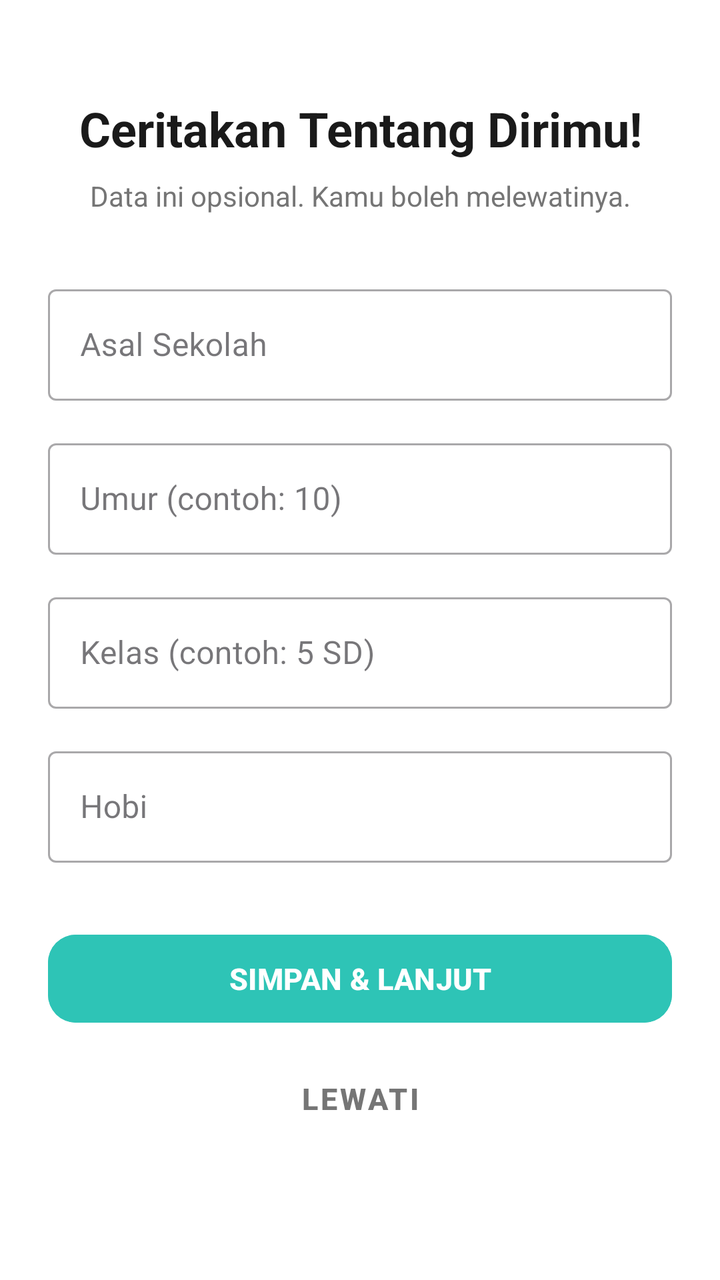
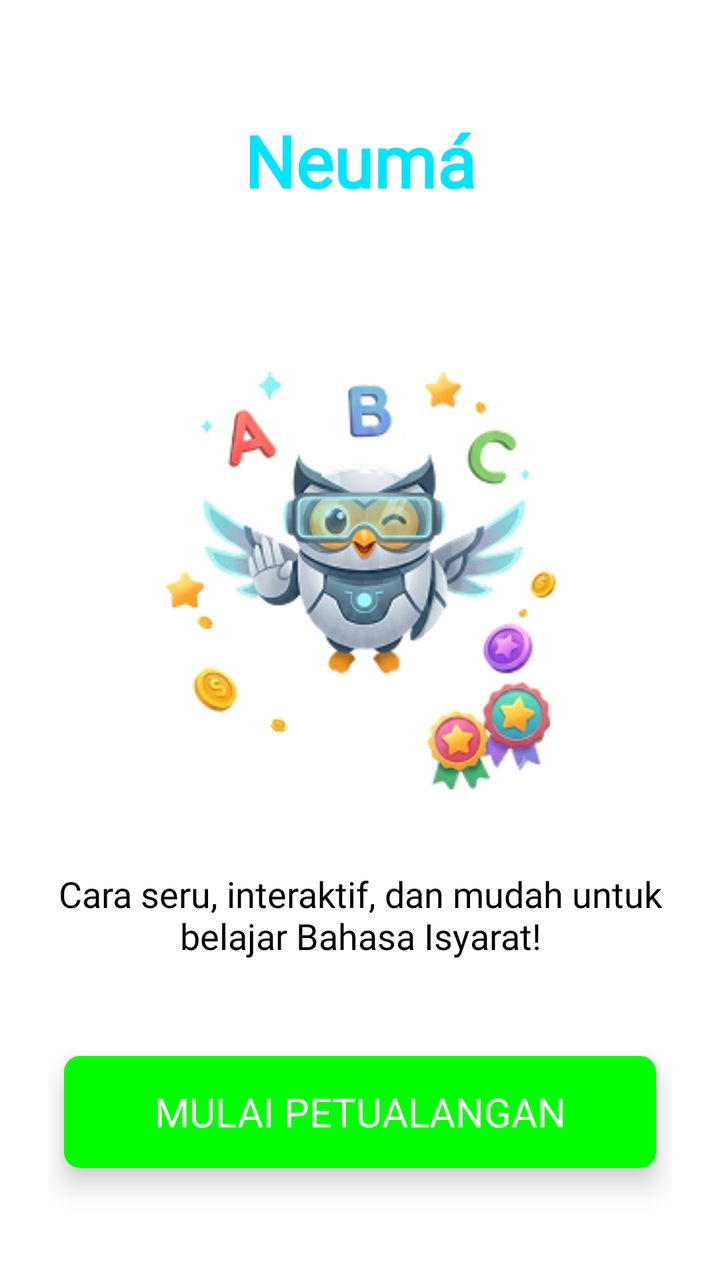

Compare the two renders of this Android layout. The source of the first and the diff that turns it into the second are given below.
<!-- AndroidManifest.xml: activity theme Theme.Neuma -->
<!-- res/layout/activity_onboarding.xml -->
<?xml version="1.0" encoding="utf-8"?>
<ScrollView
    xmlns:android="http://schemas.android.com/apk/res/android"
    xmlns:app="http://schemas.android.com/apk/res-auto"
    android:layout_width="match_parent"
    android:layout_height="match_parent"
    android:background="@color/background_white"
    android:fillViewport="true">

    <androidx.constraintlayout.widget.ConstraintLayout
        android:id="@+id/onboarding_root"
        android:layout_width="match_parent"
        android:layout_height="wrap_content"
        android:paddingBottom="32dp">

        <TextView
            android:id="@+id/tv_title"
            android:layout_width="0dp"
            android:layout_height="wrap_content"
            android:text="Ceritakan Tentang Dirimu!"
            android:textColor="@color/text_primary"
            android:textSize="24sp"
            android:textStyle="bold"
            android:gravity="center"
            android:layout_marginTop="48dp"
            android:layout_marginStart="24dp"
            android:layout_marginEnd="24dp"
            app:layout_constraintTop_toTopOf="parent"
            app:layout_constraintStart_toStartOf="parent"
            app:layout_constraintEnd_toEndOf="parent" />

        <TextView
            android:id="@+id/tv_subtitle"
            android:layout_width="0dp"
            android:layout_height="wrap_content"
            android:text="Data ini opsional. Kamu boleh melewatinya."
            android:textColor="@color/text_secondary"
            android:textSize="14sp"
            android:gravity="center"
            android:layout_marginTop="8dp"
            android:layout_marginStart="32dp"
            android:layout_marginEnd="32dp"
            app:layout_constraintTop_toBottomOf="@id/tv_title"
            app:layout_constraintStart_toStartOf="parent"
            app:layout_constraintEnd_toEndOf="parent" />

        
        <com.google.android.material.textfield.TextInputLayout
            android:id="@+id/til_school"
            android:layout_width="match_parent"
            android:layout_height="wrap_content"
            style="@style/Widget.MaterialComponents.TextInputLayout.OutlinedBox"
            android:layout_marginTop="32dp"
            android:layout_marginStart="24dp"
            android:layout_marginEnd="24dp"
            app:layout_constraintTop_toBottomOf="@id/tv_subtitle">

            <com.google.android.material.textfield.TextInputEditText
                android:id="@+id/et_school"
                android:layout_width="match_parent"
                android:layout_height="wrap_content"
                android:hint="Asal Sekolah"
                android:inputType="text" />
        </com.google.android.material.textfield.TextInputLayout>

        
        <com.google.android.material.textfield.TextInputLayout
            android:id="@+id/til_age"
            android:layout_width="match_parent"
            android:layout_height="wrap_content"
            style="@style/Widget.MaterialComponents.TextInputLayout.OutlinedBox"
            android:layout_marginTop="16dp"
            android:layout_marginStart="24dp"
            android:layout_marginEnd="24dp"
            app:layout_constraintTop_toBottomOf="@id/til_school">

            <com.google.android.material.textfield.TextInputEditText
                android:id="@+id/et_age"
                android:layout_width="match_parent"
                android:layout_height="wrap_content"
                android:hint="Umur (contoh: 10)"
                android:inputType="number" />
        </com.google.android.material.textfield.TextInputLayout>

        
        <com.google.android.material.textfield.TextInputLayout
            android:id="@+id/til_grade"
            android:layout_width="match_parent"
            android:layout_height="wrap_content"
            style="@style/Widget.MaterialComponents.TextInputLayout.OutlinedBox"
            android:layout_marginTop="16dp"
            android:layout_marginStart="24dp"
            android:layout_marginEnd="24dp"
            app:layout_constraintTop_toBottomOf="@id/til_age">

            <com.google.android.material.textfield.TextInputEditText
                android:id="@+id/et_grade"
                android:layout_width="match_parent"
                android:layout_height="wrap_content"
                android:hint="Kelas (contoh: 5 SD)"
                android:inputType="text" />
        </com.google.android.material.textfield.TextInputLayout>

        
        <com.google.android.material.textfield.TextInputLayout
            android:id="@+id/til_hobby"
            android:layout_width="match_parent"
            android:layout_height="wrap_content"
            style="@style/Widget.MaterialComponents.TextInputLayout.OutlinedBox"
            android:layout_marginTop="16dp"
            android:layout_marginStart="24dp"
            android:layout_marginEnd="24dp"
            app:layout_constraintTop_toBottomOf="@id/til_grade">

            <com.google.android.material.textfield.TextInputEditText
                android:id="@+id/et_hobby"
                android:layout_width="match_parent"
                android:layout_height="wrap_content"
                android:hint="Hobi"
                android:inputType="text" />
        </com.google.android.material.textfield.TextInputLayout>

        
        <Button
            android:id="@+id/btn_simpan"
            android:layout_width="0dp"
            android:layout_height="52dp"
            android:text="SIMPAN &amp; LANJUT"
            android:textColor="@color/text_white"
            android:textSize="15sp"
            android:textStyle="bold"
            android:backgroundTint="@color/primary"
            android:layout_marginTop="32dp"
            android:layout_marginStart="24dp"
            android:layout_marginEnd="24dp"
            app:cornerRadius="14dp"
            app:layout_constraintTop_toBottomOf="@id/til_hobby"
            app:layout_constraintStart_toStartOf="parent"
            app:layout_constraintEnd_toEndOf="parent" />
            
        
        <Button
            android:id="@+id/btn_lewati"
            style="@style/Widget.MaterialComponents.Button.TextButton"
            android:layout_width="0dp"
            android:layout_height="52dp"
            android:text="LEWATI"
            android:textColor="@color/text_secondary"
            android:textSize="15sp"
            android:textStyle="bold"
            android:layout_marginTop="8dp"
            android:layout_marginStart="24dp"
            android:layout_marginEnd="24dp"
            app:layout_constraintTop_toBottomOf="@id/btn_simpan"
            app:layout_constraintStart_toStartOf="parent"
            app:layout_constraintEnd_toEndOf="parent" />

    </androidx.constraintlayout.widget.ConstraintLayout>
</ScrollView>
<!-- resources referenced by this layout -->
<resources>
  <color name="background_white">#FFFFFFFF</color>
  <color name="primary">#2EC4B6</color>
  <color name="text_primary">#1A1A1A</color>
  <color name="text_secondary">#757575</color>
  <color name="text_white">#FFFFFFFF</color>
  <style name="Theme.Neuma" parent="Base.Theme.Neuma" />
  <style name="Base.Theme.Neuma" parent="Theme.Material3.DayNight.NoActionBar">
          
          
      </style>
</resources>

<!-- the commit's change to res/layout/activity_onboarding.xml (unified diff, before → after) -->
@@ -1,159 +1,72 @@
 <?xml version="1.0" encoding="utf-8"?>
-<ScrollView
+<androidx.constraintlayout.widget.ConstraintLayout
     xmlns:android="http://schemas.android.com/apk/res/android"
     xmlns:app="http://schemas.android.com/apk/res-auto"
+    xmlns:tools="http://schemas.android.com/tools"
     android:layout_width="match_parent"
     android:layout_height="match_parent"
-    android:background="@color/background_white"
-    android:fillViewport="true">
+    android:background="@color/white"
+    android:padding="24dp"
+    tools:context=".OnboardingActivity">
 
-    <androidx.constraintlayout.widget.ConstraintLayout
-        android:id="@+id/onboarding_root"
-        android:layout_width="match_parent"
+    
+    <TextView
+        android:id="@+id/textViewTitle"
+        android:layout_width="wrap_content"
         android:layout_height="wrap_content"
-        android:paddingBottom="32dp">
+        android:layout_marginTop="32dp"
+        android:fontFamily="@font/poppins_bold"
+        android:text="Neumá"
+        android:textColor="#00E5FF"
+        android:textSize="36sp"
+        android:textStyle="bold"
+        app:layout_constraintEnd_toEndOf="parent"
+        app:layout_constraintStart_toStartOf="parent"
+        app:layout_constraintTop_toTopOf="parent" />
 
-        <TextView
-            android:id="@+id/tv_title"
-            android:layout_width="0dp"
-            android:layout_height="wrap_content"
-            android:text="Ceritakan Tentang Dirimu!"
-            android:textColor="@color/text_primary"
-            android:textSize="24sp"
-            android:textStyle="bold"
-            android:gravity="center"
-            android:layout_marginTop="48dp"
-            android:layout_marginStart="24dp"
-            android:layout_marginEnd="24dp"
-            app:layout_constraintTop_toTopOf="parent"
-            app:layout_constraintStart_toStartOf="parent"
-            app:layout_constraintEnd_toEndOf="parent" />
+    <ImageView
+        android:id="@+id/imageViewMaskot"
+        android:layout_width="250dp"
+        android:layout_height="250dp"
+        android:layout_marginTop="24dp"
+        android:layout_marginBottom="24dp"
+        android:contentDescription="Ilustrasi Maskot Belajar"
+        android:src="@drawable/maskot_burung_hantu"
+        app:layout_constraintBottom_toTopOf="@id/textViewDescription"
+        app:layout_constraintEnd_toEndOf="parent"
+        app:layout_constraintStart_toStartOf="parent"
+        app:layout_constraintTop_toBottomOf="@id/textViewTitle" />
 
-        <TextView
-            android:id="@+id/tv_subtitle"
-            android:layout_width="0dp"
-            android:layout_height="wrap_content"
-            android:text="Data ini opsional. Kamu boleh melewatinya."
-            android:textColor="@color/text_secondary"
-            android:textSize="14sp"
-            android:gravity="center"
-            android:layout_marginTop="8dp"
-            android:layout_marginStart="32dp"
-            android:layout_marginEnd="32dp"
-            app:layout_constraintTop_toBottomOf="@id/tv_title"
-            app:layout_constraintStart_toStartOf="parent"
-            app:layout_constraintEnd_toEndOf="parent" />
+    <TextView
+        android:id="@+id/textViewDescription"
+        android:layout_width="0dp"
+        android:layout_height="wrap_content"
+        android:layout_marginBottom="48dp"
+        android:fontFamily="@font/poppins"
+        android:text="Cara seru, interaktif, dan mudah untuk belajar Bahasa Isyarat!"
+        android:textAlignment="center"
+        android:textColor="@color/black"
+        android:textSize="18sp"
+        app:layout_constraintBottom_toTopOf="@id/buttonMulaiPetualangan"
+        app:layout_constraintEnd_toEndOf="parent"
+        app:layout_constraintStart_toStartOf="parent" />
 
-        
-        <com.google.android.material.textfield.TextInputLayout
-            android:id="@+id/til_school"
-            android:layout_width="match_parent"
-            android:layout_height="wrap_content"
-            style="@style/Widget.MaterialComponents.TextInputLayout.OutlinedBox"
-            android:layout_marginTop="32dp"
-            android:layout_marginStart="24dp"
-            android:layout_marginEnd="24dp"
-            app:layout_constraintTop_toBottomOf="@id/tv_subtitle">
+    <androidx.appcompat.widget.AppCompatButton
+        android:id="@+id/buttonMulaiPetualangan"
+        android:layout_width="0dp"
+        android:layout_height="56dp"
+        android:layout_marginStart="8dp"
+        android:layout_marginEnd="8dp"
+        android:layout_marginBottom="32dp"
+        android:background="@drawable/rounded_button_background"
+        android:elevation="8dp"
+        android:fontFamily="@font/poppins"
+        android:stateListAnimator="@null"
+        android:text="MULAI PETUALANGAN"
+        android:textColor="@color/white"
+        android:textSize="20sp"
+        app:layout_constraintBottom_toBottomOf="parent"
+        app:layout_constraintEnd_toEndOf="parent"
+        app:layout_constraintStart_toStartOf="parent" />
 
-            <com.google.android.material.textfield.TextInputEditText
-                android:id="@+id/et_school"
-                android:layout_width="match_parent"
-                android:layout_height="wrap_content"
-                android:hint="Asal Sekolah"
-                android:inputType="text" />
-        </com.google.android.material.textfield.TextInputLayout>
-
-        
-        <com.google.android.material.textfield.TextInputLayout
-            android:id="@+id/til_age"
-            android:layout_width="match_parent"
-            android:layout_height="wrap_content"
-            style="@style/Widget.MaterialComponents.TextInputLayout.OutlinedBox"
-            android:layout_marginTop="16dp"
-            android:layout_marginStart="24dp"
-            android:layout_marginEnd="24dp"
-            app:layout_constraintTop_toBottomOf="@id/til_school">
-
-            <com.google.android.material.textfield.TextInputEditText
-                android:id="@+id/et_age"
-                android:layout_width="match_parent"
-                android:layout_height="wrap_content"
-                android:hint="Umur (contoh: 10)"
-                android:inputType="number" />
-        </com.google.android.material.textfield.TextInputLayout>
-
-        
-        <com.google.android.material.textfield.TextInputLayout
-            android:id="@+id/til_grade"
-            android:layout_width="match_parent"
-            android:layout_height="wrap_content"
-            style="@style/Widget.MaterialComponents.TextInputLayout.OutlinedBox"
-            android:layout_marginTop="16dp"
-            android:layout_marginStart="24dp"
-            android:layout_marginEnd="24dp"
-            app:layout_constraintTop_toBottomOf="@id/til_age">
-
-            <com.google.android.material.textfield.TextInputEditText
-                android:id="@+id/et_grade"
-                android:layout_width="match_parent"
-                android:layout_height="wrap_content"
-                android:hint="Kelas (contoh: 5 SD)"
-                android:inputType="text" />
-        </com.google.android.material.textfield.TextInputLayout>
-
-        
-        <com.google.android.material.textfield.TextInputLayout
-            android:id="@+id/til_hobby"
-            android:layout_width="match_parent"
-            android:layout_height="wrap_content"
-            style="@style/Widget.MaterialComponents.TextInputLayout.OutlinedBox"
-            android:layout_marginTop="16dp"
-            android:layout_marginStart="24dp"
-            android:layout_marginEnd="24dp"
-            app:layout_constraintTop_toBottomOf="@id/til_grade">
-
-            <com.google.android.material.textfield.TextInputEditText
-                android:id="@+id/et_hobby"
-                android:layout_width="match_parent"
-                android:layout_height="wrap_content"
-                android:hint="Hobi"
-                android:inputType="text" />
-        </com.google.android.material.textfield.TextInputLayout>
-
-        
-        <Button
-            android:id="@+id/btn_simpan"
-            android:layout_width="0dp"
-            android:layout_height="52dp"
-            android:text="SIMPAN &amp; LANJUT"
-            android:textColor="@color/text_white"
-            android:textSize="15sp"
-            android:textStyle="bold"
-            android:backgroundTint="@color/primary"
-            android:layout_marginTop="32dp"
-            android:layout_marginStart="24dp"
-            android:layout_marginEnd="24dp"
-            app:cornerRadius="14dp"
-            app:layout_constraintTop_toBottomOf="@id/til_hobby"
-            app:layout_constraintStart_toStartOf="parent"
-            app:layout_constraintEnd_toEndOf="parent" />
-            
-        
-        <Button
-            android:id="@+id/btn_lewati"
-            style="@style/Widget.MaterialComponents.Button.TextButton"
-            android:layout_width="0dp"
-            android:layout_height="52dp"
-            android:text="LEWATI"
-            android:textColor="@color/text_secondary"
-            android:textSize="15sp"
-            android:textStyle="bold"
-            android:layout_marginTop="8dp"
-            android:layout_marginStart="24dp"
-            android:layout_marginEnd="24dp"
-            app:layout_constraintTop_toBottomOf="@id/btn_simpan"
-            app:layout_constraintStart_toStartOf="parent"
-            app:layout_constraintEnd_toEndOf="parent" />
-
-    </androidx.constraintlayout.widget.ConstraintLayout>
-</ScrollView>
+</androidx.constraintlayout.widget.ConstraintLayout>
<!-- resource entries referenced after the edit -->
@@ -1,11 +1,24 @@
 <!-- resources referenced by this layout -->
 <resources>
-  <color name="background_white">#FFFFFFFF</color>
-  <color name="primary">#2EC4B6</color>
-  <color name="text_primary">#1A1A1A</color>
-  <color name="text_secondary">#757575</color>
-  <color name="text_white">#FFFFFFFF</color>
+  <color name="black">#FF000000</color>
+  <color name="white">#FFFFFFFF</color>
+  <!-- drawable maskot_burung_hantu: png bitmap (drawable, 51958 bytes) -->
+  <!-- drawable rounded_button_background (drawable) -->
+  <?xml version="1.0" encoding="utf-8"?>
+  <ripple xmlns:android="http://schemas.android.com/apk/res/android"
+      android:color="#40FFFFFF"> 
+      <item>
+          <shape android:shape="rectangle">
+              <solid android:color="@color/primary_green" />
+              <corners android:radius="8dp" />
+          </shape>
+      </item>
+      <stroke
+          android:width="1dp"
+          android:color="#1A000000" />
+  </ripple>
   <style name="Theme.Neuma" parent="Base.Theme.Neuma" />
+  <color name="primary_green">#00FF00</color>
   <style name="Base.Theme.Neuma" parent="Theme.Material3.DayNight.NoActionBar">
           
           
